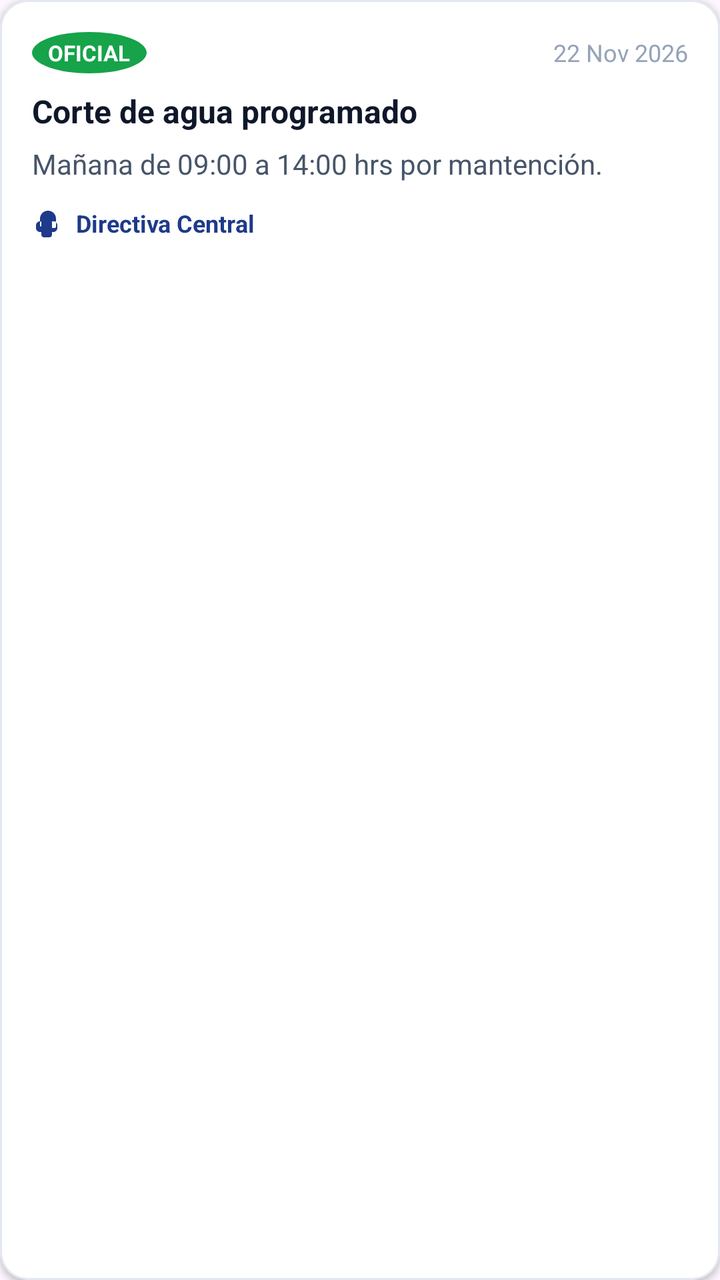
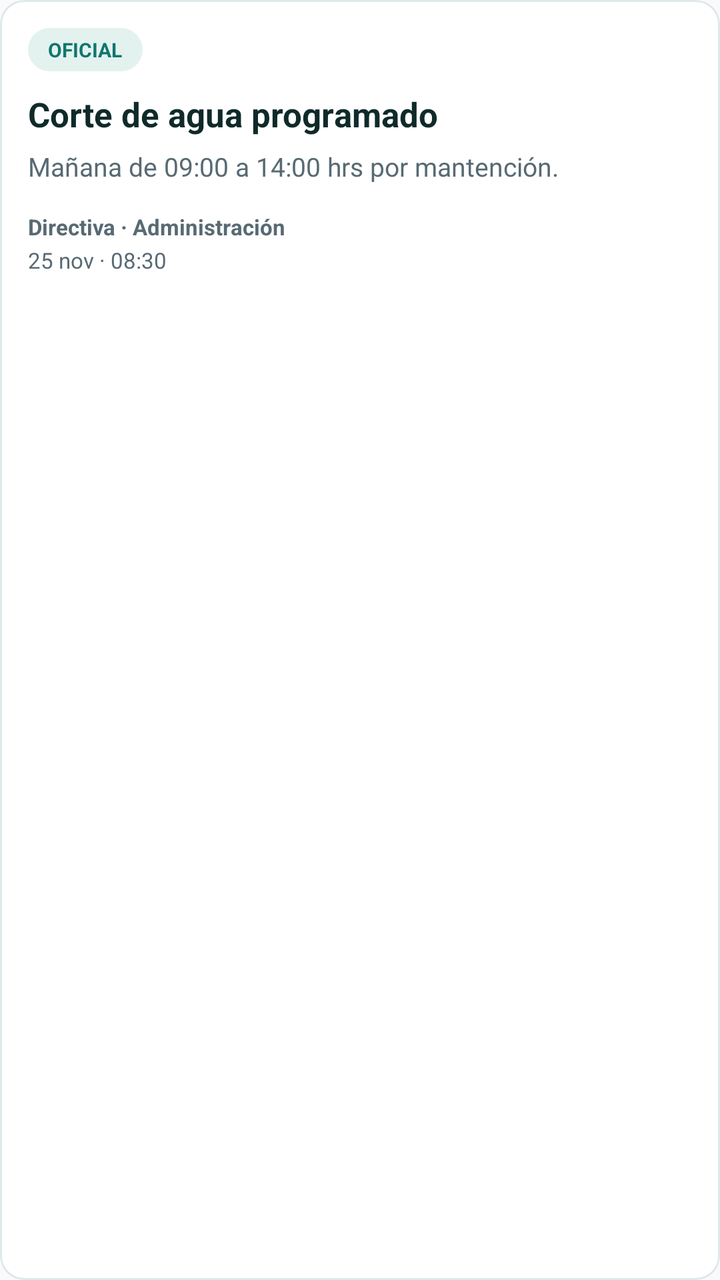

Two renders of the same Android screen: before a commit and after it. Below are the layout's source before the change and the commit's diff.
<!-- AndroidManifest.xml: application theme Theme.BarrioRed -->
<!-- res/layout/item_announcement.xml -->
<?xml version="1.0" encoding="utf-8"?>
<com.google.android.material.card.MaterialCardView xmlns:android="http://schemas.android.com/apk/res/android"
    xmlns:app="http://schemas.android.com/apk/res-auto"
    android:id="@+id/cardAnnouncement"
    android:layout_width="match_parent"
    android:layout_height="wrap_content"
    android:layout_marginStart="16dp"
    android:layout_marginEnd="16dp"
    android:layout_marginBottom="12dp"
    app:cardCornerRadius="14dp"
    app:cardElevation="2dp"
    app:strokeWidth="1dp"
    app:strokeColor="@color/border_color"
    app:cardBackgroundColor="@color/card_surface">

    <LinearLayout
        android:layout_width="match_parent"
        android:layout_height="wrap_content"
        android:orientation="vertical"
        android:padding="16dp">

        <LinearLayout
            android:layout_width="match_parent"
            android:layout_height="wrap_content"
            android:gravity="center_vertical"
            android:orientation="horizontal">

            <TextView
                android:id="@+id/tvAnnouncementBadge"
                android:layout_width="wrap_content"
                android:layout_height="wrap_content"
                android:background="@drawable/ic_dot"
                android:paddingStart="8dp"
                android:paddingEnd="8dp"
                android:paddingTop="3dp"
                android:paddingBottom="3dp"
                android:text="@string/badge_official"
                android:textSize="11sp"
                android:textStyle="bold"
                android:textColor="@color/white" />

            <View
                android:layout_width="0dp"
                android:layout_height="1dp"
                android:layout_weight="1" />

            <TextView
                android:id="@+id/tvAnnouncementDate"
                android:layout_width="wrap_content"
                android:layout_height="wrap_content"
                android:text="22 Nov 2026"
                android:textSize="12sp"
                android:textColor="@color/text_muted" />

            
            <ImageButton
                android:id="@+id/btnDeleteAnnouncement"
                android:layout_width="36dp"
                android:layout_height="36dp"
                android:layout_marginStart="8dp"
                android:background="?attr/selectableItemBackgroundBorderless"
                android:src="@drawable/ic_delete"
                app:tint="@color/cat_robo"
                android:visibility="gone"
                android:contentDescription="Eliminar aviso" />
        </LinearLayout>

        <TextView
            android:id="@+id/tvAnnouncementTitle"
            android:layout_width="match_parent"
            android:layout_height="wrap_content"
            android:layout_marginTop="8dp"
            android:text="Corte de agua programado"
            android:textSize="16sp"
            android:textStyle="bold"
            android:textColor="@color/text_primary" />

        <TextView
            android:id="@+id/tvAnnouncementDesc"
            android:layout_width="match_parent"
            android:layout_height="wrap_content"
            android:layout_marginTop="6dp"
            android:text="Mañana de 09:00 a 14:00 hrs por mantención."
            android:textSize="14sp"
            android:textColor="@color/text_secondary" />

        <LinearLayout
            android:layout_width="match_parent"
            android:layout_height="wrap_content"
            android:layout_marginTop="12dp"
            android:gravity="center_vertical"
            android:orientation="horizontal">

            <ImageView
                android:layout_width="16dp"
                android:layout_height="16dp"
                android:src="@drawable/ic_announcements"
                app:tint="@color/primary"
                android:contentDescription="Autor" />

            <TextView
                android:id="@+id/tvAnnouncementAuthor"
                android:layout_width="wrap_content"
                android:layout_height="wrap_content"
                android:layout_marginStart="6dp"
                android:text="Directiva Central"
                android:textSize="12sp"
                android:textStyle="bold"
                android:textColor="@color/primary" />
        </LinearLayout>
    </LinearLayout>
</com.google.android.material.card.MaterialCardView>
<!-- resources referenced by this layout -->
<resources>
  <color name="border_color">#E2E8F0</color>
  <color name="card_surface">#FFFFFF</color>
  <color name="cat_robo">#D32F2F</color>
  <color name="primary">#1E3A8A</color>
  <color name="text_muted">#94A3B8</color>
  <color name="text_primary">#0F172A</color>
  <color name="text_secondary">#475569</color>
  <color name="white">#FFFFFFFF</color>
  <!-- drawable ic_announcements (drawable) -->
  <vector xmlns:android="http://schemas.android.com/apk/res/android"
      android:width="24dp"
      android:height="24dp"
      android:viewportWidth="24"
      android:viewportHeight="24">
      <path
          android:fillColor="#FF000000"
          android:pathData="M18,11c0,-0.67 0,-1.33 0,-2 0,-3.31 -2.69,-6 -6,-6S6,5.69 6,9v2c-1.66,0 -3,1.34 -3,3v2c0,1.66 1.34,3 3,3h1v2c0,1.1 0.9,2 2,2h4c1.1,0 2,-0.9 2,-2v-2h1c1.66,0 3,-1.34 3,-3v-2c0,-1.66 -1.34,-3 -3,-3zm-7,9h2v-2h-2v2zm7,-5c0,0.55 -0.45,1 -1,1h-2V9c0,-2.21 -1.79,-4 -4,-4s-4,1.79 -4,4v6H7c-0.55,0 -1,-0.45 -1,-1v-2c0,-0.55 0.45,-1 1,-1h10c0.55,0 1,0.45 1,1v2z"/>
  </vector>
  <!-- drawable ic_delete (drawable) -->
  <vector xmlns:android="http://schemas.android.com/apk/res/android"
      android:width="24dp"
      android:height="24dp"
      android:viewportWidth="24"
      android:viewportHeight="24">
      <path
          android:fillColor="#FF000000"
          android:pathData="M6,19c0,1.1 0.9,2 2,2h8c1.1,0 2,-0.9 2,-2V7H6v12zM19,4h-3.5l-1,-1h-5l-1,1H5v2h14V4z"/>
  </vector>
  <!-- drawable ic_dot (drawable) -->
  <shape xmlns:android="http://schemas.android.com/apk/res/android"
      android:shape="oval">
      <size
          android:width="12dp"
          android:height="12dp" />
      <solid android:color="@color/status_connected" />
  </shape>
  <string name="badge_official">OFICIAL</string>
  <style name="Theme.BarrioRed" parent="Theme.Material3.Light.NoActionBar">
          <item name="colorPrimary">@color/primary</item>
          <item name="colorOnPrimary">@color/white</item>
          <item name="colorSecondaryContainer">@color/primary_light</item>
          <item name="colorOnSecondaryContainer">@color/primary</item>
          <item name="android:statusBarColor">@color/card_surface</item>
          <item name="android:windowLightStatusBar">true</item>
          <item name="android:navigationBarColor">@color/card_surface</item>
          <item name="android:windowLightNavigationBar" tools:targetApi="o_mr1">true</item>
      </style>
  <color name="status_connected">#16A34A</color>
  <color name="primary_light">#DBEAFE</color>
</resources>

<!-- the commit's change to res/layout/item_announcement.xml (unified diff, before → after) -->
@@ -7,8 +7,8 @@
     android:layout_marginStart="16dp"
     android:layout_marginEnd="16dp"
     android:layout_marginBottom="12dp"
-    app:cardCornerRadius="14dp"
-    app:cardElevation="2dp"
+    app:cardCornerRadius="12dp"
+    app:cardElevation="0dp"
     app:strokeWidth="1dp"
     app:strokeColor="@color/border_color"
     app:cardBackgroundColor="@color/card_surface">
@@ -17,8 +17,9 @@
         android:layout_width="match_parent"
         android:layout_height="wrap_content"
         android:orientation="vertical"
-        android:padding="16dp">
+        android:padding="14dp">
 
+        
         <LinearLayout
             android:layout_width="match_parent"
             android:layout_height="wrap_content"
@@ -29,38 +30,30 @@
                 android:id="@+id/tvAnnouncementBadge"
                 android:layout_width="wrap_content"
                 android:layout_height="wrap_content"
-                android:background="@drawable/ic_dot"
-                android:paddingStart="8dp"
-                android:paddingEnd="8dp"
-                android:paddingTop="3dp"
-                android:paddingBottom="3dp"
+                android:background="@drawable/bg_pill_badge"
+                android:backgroundTint="@color/badge_official_bg"
+                android:paddingStart="10dp"
+                android:paddingEnd="10dp"
+                android:paddingTop="4dp"
+                android:paddingBottom="4dp"
                 android:text="@string/badge_official"
-                android:textSize="11sp"
+                android:textSize="10sp"
                 android:textStyle="bold"
-                android:textColor="@color/white" />
+                android:textColor="@color/badge_official" />
 
             <View
                 android:layout_width="0dp"
                 android:layout_height="1dp"
                 android:layout_weight="1" />
 
-            <TextView
-                android:id="@+id/tvAnnouncementDate"
-                android:layout_width="wrap_content"
-                android:layout_height="wrap_content"
-                android:text="22 Nov 2026"
-                android:textSize="12sp"
-                android:textColor="@color/text_muted" />
-
             
             <ImageButton
                 android:id="@+id/btnDeleteAnnouncement"
                 android:layout_width="36dp"
                 android:layout_height="36dp"
-                android:layout_marginStart="8dp"
                 android:background="?attr/selectableItemBackgroundBorderless"
                 android:src="@drawable/ic_delete"
-                app:tint="@color/cat_robo"
+                app:tint="@color/text_secondary"
                 android:visibility="gone"
                 android:contentDescription="Eliminar aviso" />
         </LinearLayout>
@@ -69,9 +62,9 @@
             android:id="@+id/tvAnnouncementTitle"
             android:layout_width="match_parent"
             android:layout_height="wrap_content"
-            android:layout_marginTop="8dp"
+            android:layout_marginTop="10dp"
             android:text="Corte de agua programado"
-            android:textSize="16sp"
+            android:textSize="17sp"
             android:textStyle="bold"
             android:textColor="@color/text_primary" />
 
@@ -81,32 +74,27 @@
             android:layout_height="wrap_content"
             android:layout_marginTop="6dp"
             android:text="Mañana de 09:00 a 14:00 hrs por mantención."
-            android:textSize="14sp"
+            android:textSize="13sp"
+            android:lineSpacingExtra="2dp"
             android:textColor="@color/text_secondary" />
 
-        <LinearLayout
+        <TextView
+            android:id="@+id/tvAnnouncementAuthor"
             android:layout_width="match_parent"
             android:layout_height="wrap_content"
-            android:layout_marginTop="12dp"
-            android:gravity="center_vertical"
-            android:orientation="horizontal">
+            android:layout_marginTop="14dp"
+            android:text="Directiva · Administración"
+            android:textSize="11sp"
+            android:textStyle="bold"
+            android:textColor="@color/text_secondary" />
 
-            <ImageView
-                android:layout_width="16dp"
-                android:layout_height="16dp"
-                android:src="@drawable/ic_announcements"
-                app:tint="@color/primary"
-                android:contentDescription="Autor" />
-
-            <TextView
-                android:id="@+id/tvAnnouncementAuthor"
-                android:layout_width="wrap_content"
-                android:layout_height="wrap_content"
-                android:layout_marginStart="6dp"
-                android:text="Directiva Central"
-                android:textSize="12sp"
-                android:textStyle="bold"
-                android:textColor="@color/primary" />
-        </LinearLayout>
+        <TextView
+            android:id="@+id/tvAnnouncementDate"
+            android:layout_width="match_parent"
+            android:layout_height="wrap_content"
+            android:layout_marginTop="2dp"
+            android:text="25 nov · 08:30"
+            android:textSize="11sp"
+            android:textColor="@color/text_secondary" />
     </LinearLayout>
 </com.google.android.material.card.MaterialCardView>
<!-- resource entries referenced after the edit -->
@@ -1,23 +1,20 @@
 <!-- resources referenced by this layout -->
 <resources>
-  <color name="border_color">#E2E8F0</color>
+  <color name="badge_official">#0F766E</color>
+  <color name="badge_official_bg">#E3F2EE</color>
+  <color name="border_color">#DFE7EB</color>
   <color name="card_surface">#FFFFFF</color>
-  <color name="cat_robo">#D32F2F</color>
-  <color name="primary">#1E3A8A</color>
-  <color name="text_muted">#94A3B8</color>
-  <color name="text_primary">#0F172A</color>
-  <color name="text_secondary">#475569</color>
+  <color name="primary">#0F766E</color>
+  <color name="text_primary">#102A2A</color>
+  <color name="text_secondary">#586A73</color>
+  <!-- drawable bg_pill_badge (drawable) -->
+  <shape xmlns:android="http://schemas.android.com/apk/res/android"
+      android:shape="rectangle">
+      <corners android:radius="12dp" />
+      <solid android:color="@color/primary_light" />
+  </shape>
   <color name="white">#FFFFFFFF</color>
-  <!-- drawable ic_announcements (drawable) -->
-  <vector xmlns:android="http://schemas.android.com/apk/res/android"
-      android:width="24dp"
-      android:height="24dp"
-      android:viewportWidth="24"
-      android:viewportHeight="24">
-      <path
-          android:fillColor="#FF000000"
-          android:pathData="M18,11c0,-0.67 0,-1.33 0,-2 0,-3.31 -2.69,-6 -6,-6S6,5.69 6,9v2c-1.66,0 -3,1.34 -3,3v2c0,1.66 1.34,3 3,3h1v2c0,1.1 0.9,2 2,2h4c1.1,0 2,-0.9 2,-2v-2h1c1.66,0 3,-1.34 3,-3v-2c0,-1.66 -1.34,-3 -3,-3zm-7,9h2v-2h-2v2zm7,-5c0,0.55 -0.45,1 -1,1h-2V9c0,-2.21 -1.79,-4 -4,-4s-4,1.79 -4,4v6H7c-0.55,0 -1,-0.45 -1,-1v-2c0,-0.55 0.45,-1 1,-1h10c0.55,0 1,0.45 1,1v2z"/>
-  </vector>
+  <color name="bg_screen">#F8FAFC</color>
   <!-- drawable ic_delete (drawable) -->
   <vector xmlns:android="http://schemas.android.com/apk/res/android"
       android:width="24dp"
@@ -28,26 +25,18 @@
           android:fillColor="#FF000000"
           android:pathData="M6,19c0,1.1 0.9,2 2,2h8c1.1,0 2,-0.9 2,-2V7H6v12zM19,4h-3.5l-1,-1h-5l-1,1H5v2h14V4z"/>
   </vector>
-  <!-- drawable ic_dot (drawable) -->
-  <shape xmlns:android="http://schemas.android.com/apk/res/android"
-      android:shape="oval">
-      <size
-          android:width="12dp"
-          android:height="12dp" />
-      <solid android:color="@color/status_connected" />
-  </shape>
   <string name="badge_official">OFICIAL</string>
   <style name="Theme.BarrioRed" parent="Theme.Material3.Light.NoActionBar">
           <item name="colorPrimary">@color/primary</item>
           <item name="colorOnPrimary">@color/white</item>
           <item name="colorSecondaryContainer">@color/primary_light</item>
           <item name="colorOnSecondaryContainer">@color/primary</item>
-          <item name="android:statusBarColor">@color/card_surface</item>
+          <item name="android:colorBackground">@color/bg_screen</item>
+          <item name="android:statusBarColor">@color/bg_screen</item>
           <item name="android:windowLightStatusBar">true</item>
           <item name="android:navigationBarColor">@color/card_surface</item>
           <item name="android:windowLightNavigationBar" tools:targetApi="o_mr1">true</item>
       </style>
-  <color name="status_connected">#16A34A</color>
-  <color name="primary_light">#DBEAFE</color>
+  <color name="primary_light">#E3F2EE</color>
 </resources>
 
